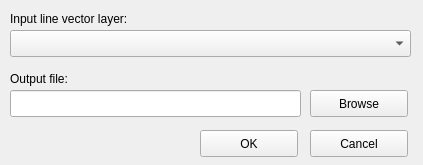
p0cisk/Polygonizer, file ui_polygonizer.ui: the form before one commit.
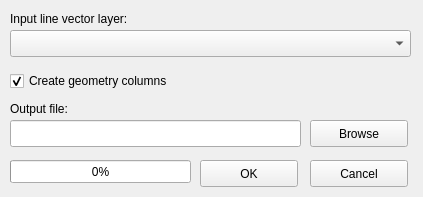
The form after the commit.

Commit message: Polygonizer 0.2 release

What changed in the file:
```diff
--- a/ui_polygonizer.ui
+++ b/ui_polygonizer.ui
@@ -7,7 +7,7 @@
     <x>0</x>
     <y>0</y>
     <width>423</width>
-    <height>165</height>
+    <height>197</height>
    </rect>
   </property>
   <property name="windowTitle">
@@ -20,7 +20,7 @@
    <property name="geometry">
     <rect>
      <x>200</x>
-     <y>130</y>
+     <y>160</y>
      <width>98</width>
      <height>27</height>
     </rect>
@@ -33,7 +33,7 @@
    <property name="geometry">
     <rect>
      <x>310</x>
-     <y>130</y>
+     <y>160</y>
      <width>98</width>
      <height>27</height>
     </rect>
@@ -62,7 +62,7 @@
    <property name="geometry">
     <rect>
      <x>10</x>
-     <y>70</y>
+     <y>100</y>
      <width>81</width>
      <height>17</height>
     </rect>
@@ -91,7 +91,7 @@
    <property name="geometry">
     <rect>
      <x>310</x>
-     <y>90</y>
+     <y>120</y>
      <width>98</width>
      <height>27</height>
     </rect>
@@ -104,12 +104,41 @@
    <property name="geometry">
     <rect>
      <x>10</x>
-     <y>90</y>
+     <y>120</y>
      <width>291</width>
      <height>27</height>
     </rect>
    </property>
   </widget>
+  <widget class="QCheckBox" name="cbGeometry">
+   <property name="geometry">
+    <rect>
+     <x>10</x>
+     <y>70</y>
+     <width>211</width>
+     <height>22</height>
+    </rect>
+   </property>
+   <property name="text">
+    <string>Create geometry columns</string>
+   </property>
+   <property name="checked">
+    <bool>true</bool>
+   </property>
+  </widget>
+  <widget class="QProgressBar" name="pbProgress">
+   <property name="geometry">
+    <rect>
+     <x>10</x>
+     <y>160</y>
+     <width>181</width>
+     <height>23</height>
+    </rect>
+   </property>
+   <property name="value">
+    <number>0</number>
+   </property>
+  </widget>
  </widget>
  <resources/>
  <connections/>
```
The commit also changes 3 other files.
